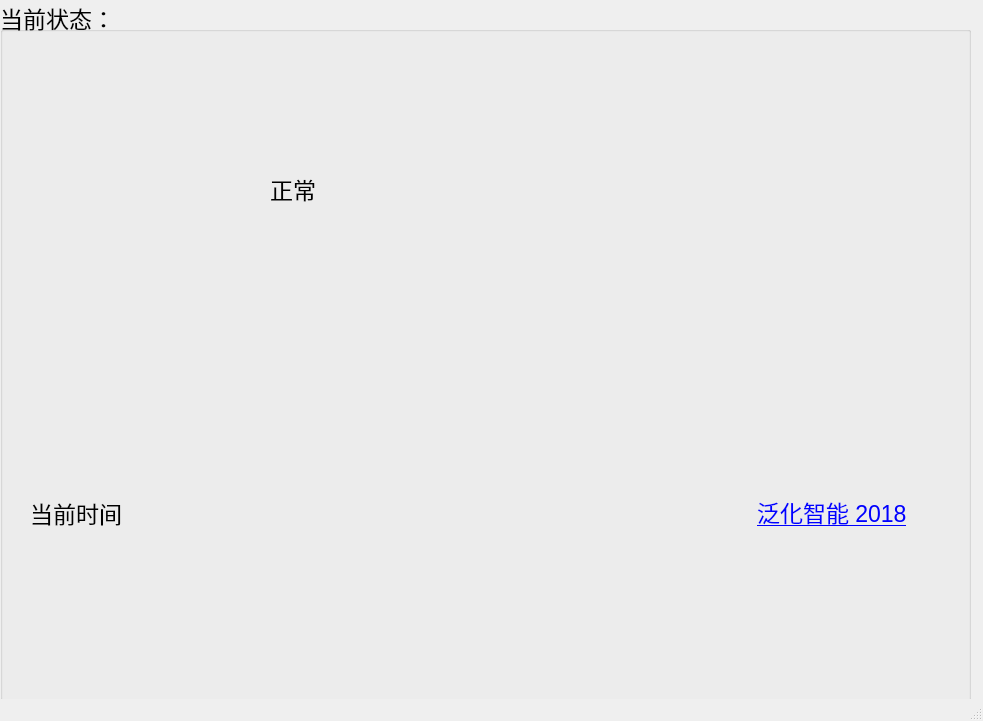
Above: firstMainWin.ui from Zuxin/NVRWarning before the change. Below: the same form after it.
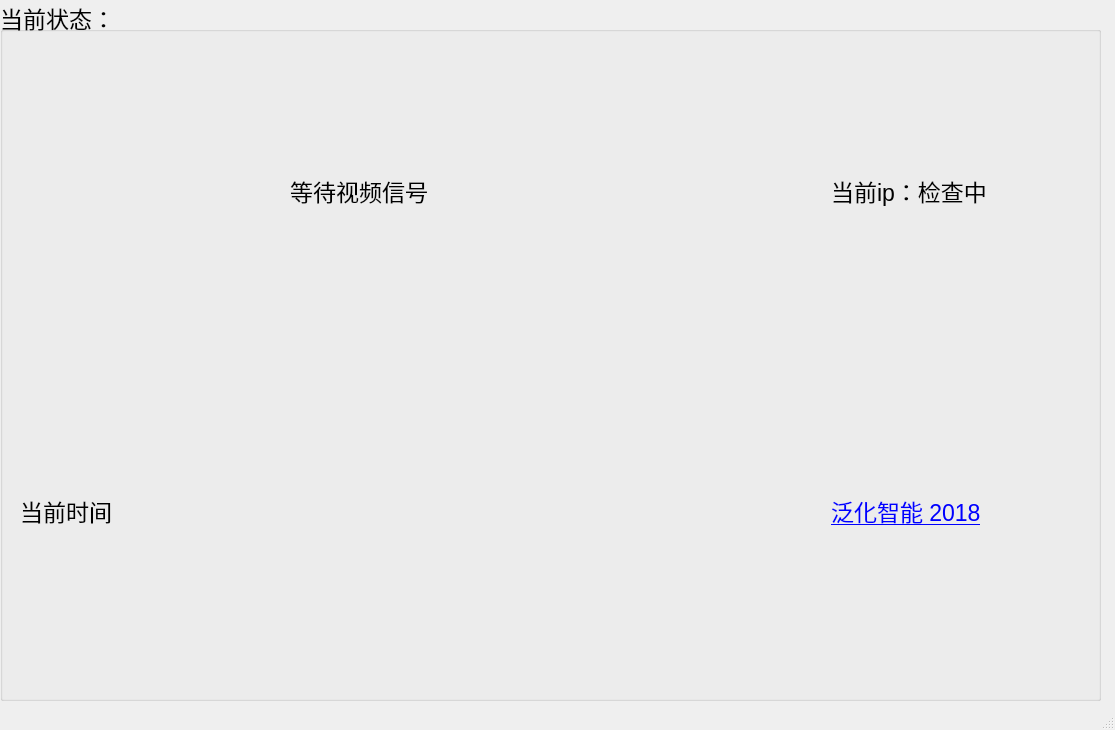
That is the form after the change.

```diff
--- a/firstMainWin.ui
+++ b/firstMainWin.ui
@@ -6,8 +6,8 @@
    <rect>
     <x>0</x>
     <y>0</y>
-    <width>983</width>
-    <height>721</height>
+    <width>1115</width>
+    <height>730</height>
    </rect>
   </property>
   <property name="windowTitle">
@@ -19,7 +19,7 @@
      <rect>
       <x>0</x>
       <y>0</y>
-      <width>971</width>
+      <width>1101</width>
       <height>701</height>
      </rect>
     </property>
@@ -34,39 +34,16 @@
     <widget class="QWidget" name="gridLayoutWidget">
      <property name="geometry">
       <rect>
-       <x>30</x>
+       <x>20</x>
        <y>30</y>
-       <width>961</width>
+       <width>1081</width>
        <height>641</height>
       </rect>
      </property>
      <layout class="QGridLayout" name="gridLayout">
-      <item row="0" column="5">
-       <spacer name="horizontalSpacer_2">
-        <property name="orientation">
-         <enum>Qt::Horizontal</enum>
-        </property>
-        <property name="sizeHint" stdset="0">
-         <size>
-          <width>40</width>
-          <height>20</height>
-         </size>
-        </property>
-       </spacer>
-      </item>
-      <item row="0" column="1">
-       <spacer name="horizontalSpacer">
-        <property name="orientation">
-         <enum>Qt::Horizontal</enum>
-        </property>
-        <property name="sizeHint" stdset="0">
-         <size>
-          <width>40</width>
-          <height>20</height>
-         </size>
-        </property>
-       </spacer>
-      </item>
+      <property name="spacing">
+       <number>0</number>
+      </property>
       <item row="1" column="1">
        <widget class="QLabel" name="label_3">
         <property name="text">
@@ -84,38 +61,19 @@
         </property>
        </widget>
       </item>
-      <item row="0" column="2" colspan="3">
+      <item row="0" column="2" colspan="2">
        <widget class="QLabel" name="label">
         <property name="text">
-         <string>正常</string>
+         <string>等待视频信号</string>
         </property>
        </widget>
       </item>
-      <item row="1" column="2">
-       <spacer name="horizontalSpacer_4">
-        <property name="orientation">
-         <enum>Qt::Horizontal</enum>
+      <item row="0" column="5">
+       <widget class="QLabel" name="label_4">
+        <property name="text">
+         <string>当前ip：检查中</string>
         </property>
-        <property name="sizeHint" stdset="0">
-         <size>
-          <width>40</width>
-          <height>20</height>
-         </size>
-        </property>
-       </spacer>
-      </item>
-      <item row="1" column="4">
-       <spacer name="horizontalSpacer_3">
-        <property name="orientation">
-         <enum>Qt::Horizontal</enum>
-        </property>
-        <property name="sizeHint" stdset="0">
-         <size>
-          <width>40</width>
-          <height>20</height>
-         </size>
-        </property>
-       </spacer>
+       </widget>
       </item>
      </layout>
     </widget>
```
